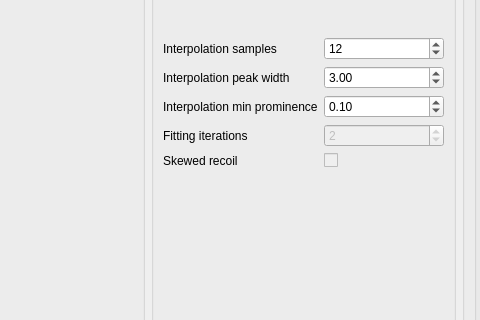
JYU-IBA/potku, file ui_files/ui_optimization_linear_fluence_params.ui: the form before one commit; both pictures show x 170 to 650 and y 225 to 545 of the 947 by 638 pixel window.
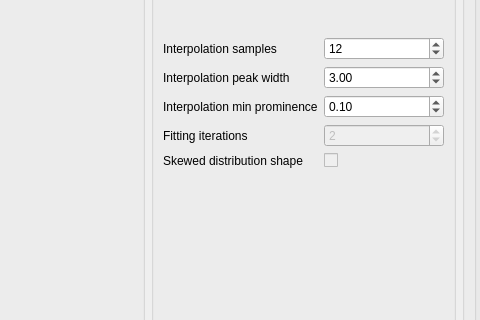
The form after the commit.

Commit message: Rename "skewed recoil" option

```diff
--- a/ui_files/ui_optimization_linear_fluence_params.ui
+++ b/ui_files/ui_optimization_linear_fluence_params.ui
@@ -161,7 +161,7 @@
              <string/>
             </property>
             <property name="text">
-             <string>Skewed recoil</string>
+             <string>Skewed distribution shape</string>
             </property>
            </widget>
           </item>
```
Left out of the diff: 2 changed lines with no effect on the pictures. The commit also changes 2 other files.
